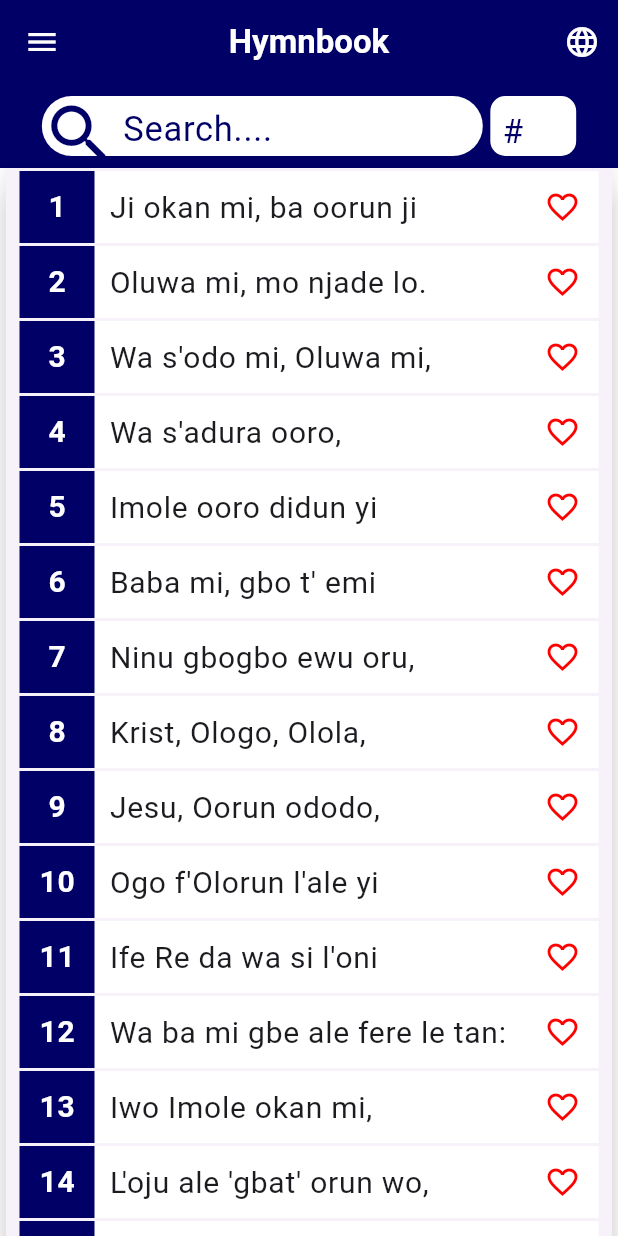
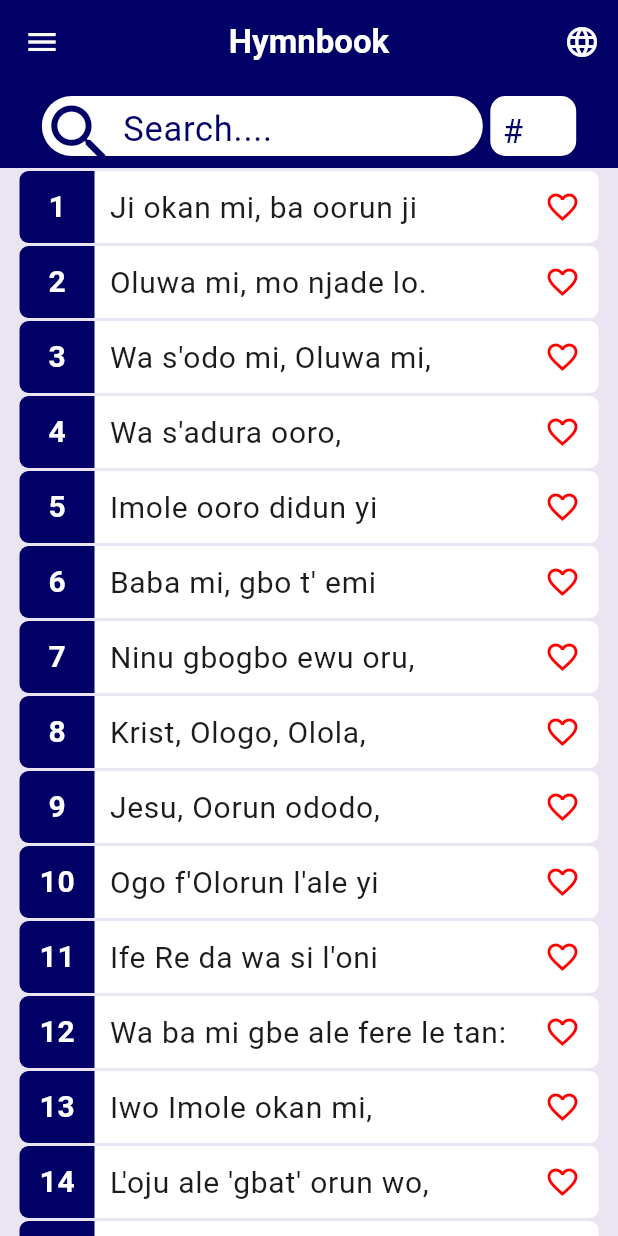
Before and after one commit to Jlvck/gac_hymnal_app, a Flutter app: the screen it shows after launch, on a phone screen of 412 x 824 dp. Run offline on Flutter 3.47's test engine with Material 3 defaults, Android fonts, the phone set to English and light mode, and no system bars; our stand-ins replace animated_splash_screen, community_material_icon, page_transition, shared_preferences.

Commit message:
adding border radius to list tile

```diff
--- a/lib/screens/favorites_screen.dart
+++ b/lib/screens/favorites_screen.dart
@@ -26,6 +26,7 @@ class _FavoritesScreenState extends State<FavoritesScreen> {
     List<Hymn> favoriteHymnList =
         Provider.of<HymnBookProvider>(context, listen: true).favHymnList;
     return Scaffold(
+      backgroundColor: const Color.fromARGB(255, 235, 228, 242),
       appBar: AppBar(
         centerTitle: true,
         title: const Text(
--- a/lib/screens/hymn_book_screen.dart
+++ b/lib/screens/hymn_book_screen.dart
@@ -72,6 +72,7 @@ class _HymnBookScreenState extends State<HymnBookScreen> {
     return Scaffold(
         resizeToAvoidBottomInset: false,
         drawer: MainDrawer(),
+        backgroundColor: const Color.fromARGB(255, 235, 228, 242),
         appBar: AppBar(
           elevation: 0,
           centerTitle: true,
--- a/lib/widgets/hymn_list_view.dart
+++ b/lib/widgets/hymn_list_view.dart
@@ -20,12 +20,8 @@ class HymnListView extends StatelessWidget {
   @override
   Widget build(BuildContext context) {
     print('build list_view context');
-    return Card(
-      margin: const EdgeInsets.only(left: 4, right: 4, top: 0, bottom: 0),
-      shape: const RoundedRectangleBorder(borderRadius: BorderRadius.zero),
-      elevation: 10,
-      child: Padding(
-        padding: const EdgeInsets.only(top: 0, left: 8, right: 8, bottom: 0),
+    return Padding(
+      padding: const EdgeInsets.only(top: 0, left: 12, right: 12, bottom: 0),
       child: ListView(
         padding: const EdgeInsets.only(bottom: 5, top: 1),
         controller: scroll,
@@ -37,6 +33,10 @@ class HymnListView extends StatelessWidget {
         children: List.generate(hymnList.length, growable: true, (index) {
           return Padding(
               padding: const EdgeInsets.all(1),
+              child: Container(
+                margin: EdgeInsets.zero,
+                padding: EdgeInsets.zero,
+                height: double.maxFinite,
                 child: InkWell(
                   onTap: () {
                     Navigator.push(
@@ -51,21 +51,23 @@ class HymnListView extends StatelessWidget {
                             listen: false)
                         .notify());
                   },
-                  child: Container(
-                    margin: EdgeInsets.zero,
-                    padding: EdgeInsets.zero,
-                    height: double.maxFinite,
                   child: ListTile(
                     contentPadding: EdgeInsets.zero,
                     isThreeLine: false,
                     dense: true,
                     horizontalTitleGap: 10,
                     minVerticalPadding: 2,
+                    shape: RoundedRectangleBorder(
+                        borderRadius: BorderRadius.circular(6)),
                     minLeadingWidth: 50,
                     titleAlignment: ListTileTitleAlignment.center,
-                      tileColor: Colors.white,
                     leading: Container(
+                      decoration: BoxDecoration(
+                        borderRadius: const BorderRadius.only(
+                            topLeft: Radius.circular(6),
+                            bottomLeft: Radius.circular(6)),
                         color: Theme.of(context).primaryColor,
+                      ),
                       height: double.maxFinite,
                       // margin: EdgeInsets.all(2),
                       padding: const EdgeInsets.all(2),
@@ -115,7 +117,6 @@ class HymnListView extends StatelessWidget {
               ));
         }),
       ),
-      ),
     );
   }
 
```
Lines whose indentation alone changed are shown as unchanged.
